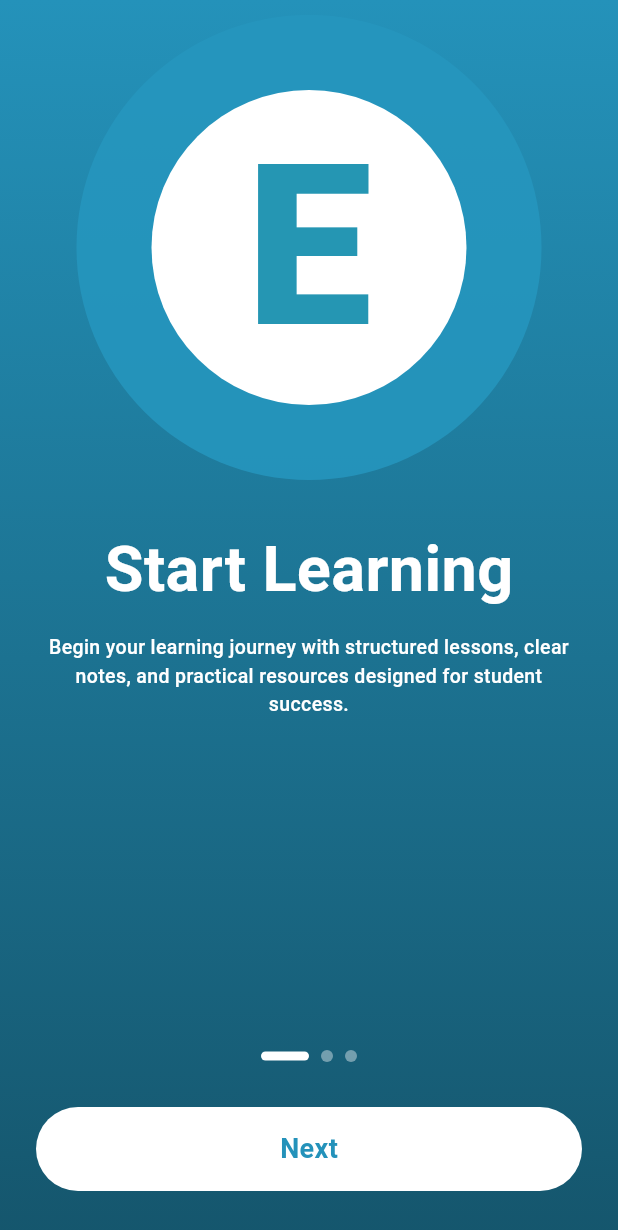
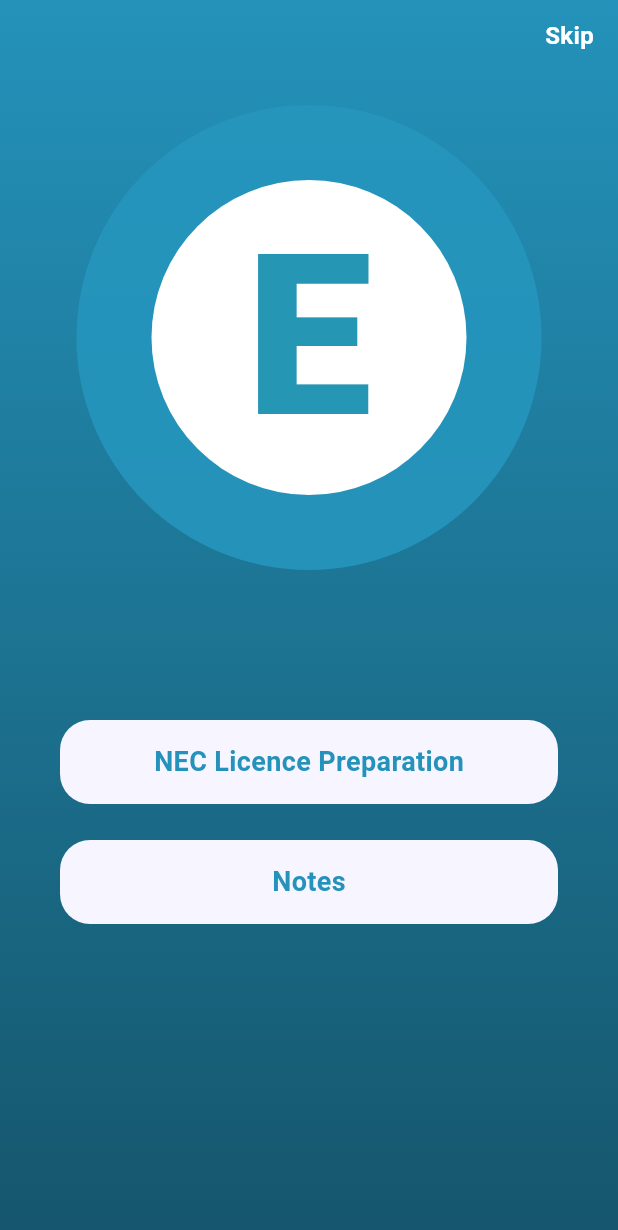
Before and after one commit to loozala/flutter_easy_explanation, a Flutter app: the LandingPage4 screen opened directly, on a phone screen of 412 x 824 dp. Shown: the top 1230 px of the screen. Run offline on Flutter 3.47's test engine with Material 3 defaults, Android fonts, the phone set to English and light mode, and no system bars.

Commit message:
notes pages and landing page 4

```diff
--- a/lib/home_page.dart
+++ b/lib/home_page.dart
@@ -86,7 +86,7 @@ class HomePage extends StatelessWidget {
                 context: context,
                 icon: Icons.menu_book,
                 color: Colors.orange,
-                title: "Courses",
+                title: "Bsc.CSIT",
                 onTap: () {
                   Navigator.push(
                     context,
@@ -101,14 +101,14 @@ class HomePage extends StatelessWidget {
                 context: context,
                 icon: Icons.subject,
                 color: Colors.green,
-                title: "Subjects",
+                title: "BCA",
               ),
 
               _menuTile(
                 context: context,
                 icon: Icons.school,
                 color: Colors.yellow,
-                title: "Syllabus",
+                title: "Computer Engineering",
               ),
 
               const SizedBox(height: 20),
--- a/lib/landing_page_4.dart
+++ b/lib/landing_page_4.dart
@@ -1,5 +1,6 @@
 import 'package:flutter/material.dart';
 import 'home_page.dart';
+import 'notes.dart';
 
 class LandingPage4 extends StatelessWidget {
   const LandingPage4({super.key});
@@ -17,9 +18,12 @@ class LandingPage4 extends StatelessWidget {
           ),
         ),
         child: SafeArea(
-          child: Column(
+          child: Stack(
             children: [
-              const SizedBox(height: 60),
+              /// MAIN CONTENT
+              Column(
+                children: [
+                  const SizedBox(height: 120),
 
                   /// LOGO
                   Container(
@@ -45,106 +49,86 @@ class LandingPage4 extends StatelessWidget {
                     ),
                   ),
 
-              const SizedBox(height: 80),
+                  const SizedBox(height: 150),
 
-              /// TITLE
-              const Text(
-                "Start Learning",
-                style: TextStyle(
-                  color: Colors.white,
-                  fontSize: 42,
-                  fontWeight: FontWeight.bold,
+                  /// NEC BUTTON
+                  Padding(
+                    padding: const EdgeInsets.symmetric(horizontal: 40),
+                    child: _actionButton(
+                      title: "NEC Licence Preparation",
+                      onTap: () {},
                     ),
                   ),
 
-              const SizedBox(height: 12),
+                  const SizedBox(height: 24),
 
-              /// DESCRIPTION
-              const Padding(
-                padding: EdgeInsets.symmetric(horizontal: 24),
-                child: Text(
-                  "Begin your learning journey with structured lessons, clear notes, and practical resources designed for student success.",
-                  textAlign: TextAlign.center,
-                  style: TextStyle(
-                    color: Colors.white,
-                    fontSize: 13,
-                    fontWeight: FontWeight.w500,
+                  /// NOTES BUTTON
+                  Padding(
+                    padding: const EdgeInsets.symmetric(horizontal: 40),
+                    child: _actionButton(
+                      title: "Notes",
+                      onTap: () {
+                        Navigator.push(
+                          context,
+                          MaterialPageRoute(
+                            builder: (context) => const Notes(),
                           ),
-                ),
-              ),
-
-              const Spacer(),
-
-              /// PAGE INDICATOR (WHITE LINE + DOTS)
-              Row(
-                mainAxisAlignment: MainAxisAlignment.center,
-                children: [
-                  Container(
-                    width: 32,
-                    height: 6,
-                    decoration: BoxDecoration(
-                      color: Colors.white,
-                      borderRadius: BorderRadius.circular(10),
-                    ),
-                  ),
-                  const SizedBox(width: 8),
-                  Container(
-                    width: 8,
-                    height: 8,
-                    decoration: BoxDecoration(
-                      color: Colors.white.withOpacity(0.4),
-                      shape: BoxShape.circle,
-                    ),
-                  ),
-                  const SizedBox(width: 8),
-                  Container(
-                    width: 8,
-                    height: 8,
-                    decoration: BoxDecoration(
-                      color: Colors.white.withOpacity(0.4),
-                      shape: BoxShape.circle,
+                        );
+                      },
                     ),
                   ),
                 ],
               ),
 
-              const SizedBox(height: 30),
-
-              /// NEXT BUTTON
-              Padding(
-                padding: const EdgeInsets.symmetric(horizontal: 24),
+              /// SKIP BUTTON
+              Positioned(
+                top: 12,
+                right: 16,
                 child: GestureDetector(
                   onTap: () {
-                    Navigator.push(
+                    Navigator.pushReplacement(
                       context,
                       MaterialPageRoute(builder: (context) => const HomePage()),
                     );
                   },
+                  child: const Text(
+                    "Skip",
+                    style: TextStyle(
+                      color: Colors.white,
+                      fontSize: 16,
+                      fontWeight: FontWeight.w600,
+                    ),
+                  ),
+                ),
+              ),
+            ],
+          ),
+        ),
+      ),
+    );
+  }
+
+  /// ACTION BUTTON
+  Widget _actionButton({required String title, required VoidCallback onTap}) {
+    return GestureDetector(
+      onTap: onTap,
       child: Container(
         height: 56,
         width: double.infinity,
         alignment: Alignment.center,
         decoration: BoxDecoration(
-                      color: Colors.white,
-                      borderRadius: BorderRadius.circular(30),
+          color: const Color(0xffF7F5FF),
+          borderRadius: BorderRadius.circular(20),
         ),
-                    child: const Text(
-                      "Next",
-                      style: TextStyle(
+        child: Text(
+          title,
+          style: const TextStyle(
             color: Color(0xff2492ba),
             fontSize: 18,
             fontWeight: FontWeight.bold,
           ),
         ),
       ),
-                ),
-              ),
-
-              const SizedBox(height: 30),
-            ],
-          ),
-        ),
-      ),
     );
   }
 }
```
Also changed, not shown: lib/landing_page_3.dart (+38 -79 lines), lib/notes.dart (added, +201 -0 lines). Lines whose indentation alone changed are shown as unchanged.
